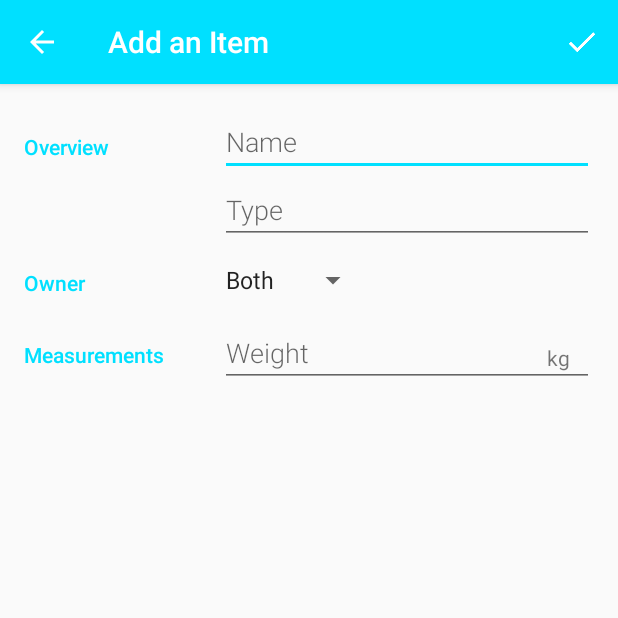
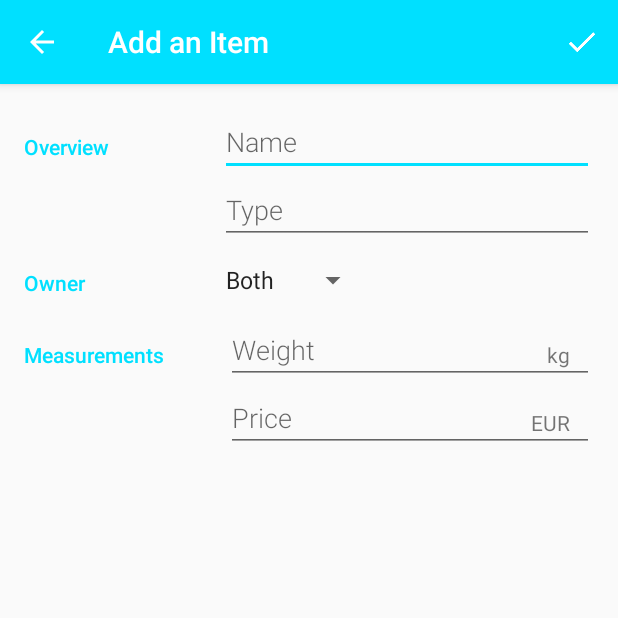
Before and after one commit to ottocruyt/Pernumerator, an Android app: the EditorActivity screen opened directly, with no data from a screen before it, on a phone screen of 412 x 824 dp, the top half of it. Run offline under Robolectric (Android 15) with nearby library versions, the light colour scheme and no system bars.

Commit message:
added Price field

```diff
--- a/Pernumerator/app/src/main/java/com/example/android/pets/CatalogActivity.java
+++ b/Pernumerator/app/src/main/java/com/example/android/pets/CatalogActivity.java
@@ -120,6 +120,7 @@ public class CatalogActivity extends AppCompatActivity implements
         values.put(ItemEntry.COLUMN_ITEM_TYPE, "Electronics");
         values.put(ItemEntry.COLUMN_ITEM_OWNER, ItemEntry.OWNER_OTTO);
         values.put(ItemEntry.COLUMN_ITEM_WEIGHT, 0.162);
+        values.put(ItemEntry.COLUMN_ITEM_PRICE, 10);
 
         // Insert a new row for Oneplus into the provider using the ContentResolver.
         // Use the {@link ItemEntry#CONTENT_URI} to indicate that we want to insert
--- a/Pernumerator/app/src/main/java/com/example/android/pets/data/ItemDbHelper.java
+++ b/Pernumerator/app/src/main/java/com/example/android/pets/data/ItemDbHelper.java
@@ -56,7 +56,8 @@ public class ItemDbHelper extends SQLiteOpenHelper {
                 + ItemEntry.COLUMN_ITEM_NAME + " TEXT NOT NULL, "
                 + ItemEntry.COLUMN_ITEM_TYPE + " TEXT, "
                 + ItemEntry.COLUMN_ITEM_OWNER + " INTEGER NOT NULL, "
-                + ItemEntry.COLUMN_ITEM_WEIGHT + " INTEGER NOT NULL DEFAULT 0);";
+                + ItemEntry.COLUMN_ITEM_WEIGHT + " INTEGER NOT NULL DEFAULT 0, "
+                + ItemEntry.COLUMN_ITEM_PRICE + " FLOAT NOT NULL DEFAULT 0);";
 
         // Execute the SQL statement
         db.execSQL(SQL_CREATE_ITEMS_TABLE);
--- a/Pernumerator/app/src/main/res/layout/activity_catalog.xml
+++ b/Pernumerator/app/src/main/res/layout/activity_catalog.xml
@@ -31,7 +31,8 @@
         android:layout_centerInParent="true">
 
         <ImageView
-            android:id="@+id/empty_shelter_image"
+            android:id="@+id/empty_box_image"
+            android:contentDescription="picture shown when no items in database"
             android:layout_width="wrap_content"
             android:layout_height="wrap_content"
             android:layout_centerHorizontal="true"
@@ -41,7 +42,7 @@
             android:id="@+id/empty_title_text"
             android:layout_width="wrap_content"
             android:layout_height="wrap_content"
-            android:layout_below="@+id/empty_shelter_image"
+            android:layout_below="@+id/empty_box_image"
             android:layout_centerHorizontal="true"
             android:fontFamily="sans-serif-medium"
             android:paddingTop="16dp"
--- a/Pernumerator/app/src/main/res/layout/activity_editor.xml
+++ b/Pernumerator/app/src/main/res/layout/activity_editor.xml
@@ -1,5 +1,4 @@
-<?xml version="1.0" encoding="utf-8"?>
-<!-- Copyright (C) 2016 The Android Open Source Project
+<?xml version="1.0" encoding="utf-8"?><!-- Copyright (C) 2016 The Android Open Source Project
      Licensed under the Apache License, Version 2.0 (the "License");
      you may not use this file except in compliance with the License.
      You may obtain a copy of the License at
@@ -9,10 +8,8 @@
      WITHOUT WARRANTIES OR CONDITIONS OF ANY KIND, either express or implied.
      See the License for the specific language governing permissions and
      limitations under the License.
--->
-<!-- Layout for the editor -->
-<LinearLayout
-    xmlns:android="http://schemas.android.com/apk/res/android"
+--><!-- Layout for the editor -->
+<LinearLayout xmlns:android="http://schemas.android.com/apk/res/android"
     xmlns:tools="http://schemas.android.com/tools"
     android:layout_width="match_parent"
     android:layout_height="match_parent"
@@ -28,30 +25,30 @@
 
         <!-- Label -->
         <TextView
-            android:text="@string/category_overview"
-            style="@style/CategoryStyle" />
+            style="@style/CategoryStyle"
+            android:text="@string/category_overview" />
 
         <!-- Input fields -->
         <LinearLayout
+            android:layout_width="0dp"
             android:layout_height="wrap_content"
-            android:layout_width="0dp"
             android:layout_weight="2"
-            android:paddingLeft="4dp"
-            android:orientation="vertical">
+            android:orientation="vertical"
+            android:paddingLeft="4dp">
 
             <!-- Name field -->
             <EditText
                 android:id="@+id/edit_item_name"
+                style="@style/EditorFieldStyle"
                 android:hint="@string/hint_item_name"
-                android:inputType="textCapWords"
-                style="@style/EditorFieldStyle" />
+                android:inputType="textCapWords" />
 
             <!-- Type field -->
             <EditText
                 android:id="@+id/edit_item_type"
+                style="@style/EditorFieldStyle"
                 android:hint="@string/hint_item_type"
-                android:inputType="textCapWords"
-                style="@style/EditorFieldStyle" />
+                android:inputType="textCapWords" />
         </LinearLayout>
     </LinearLayout>
 
@@ -64,23 +61,23 @@
 
         <!-- Label -->
         <TextView
-            android:text="@string/category_owner"
-            style="@style/CategoryStyle" />
+            style="@style/CategoryStyle"
+            android:text="@string/category_owner" />
 
         <!-- Input field -->
         <LinearLayout
+            android:layout_width="0dp"
             android:layout_height="wrap_content"
-            android:layout_width="0dp"
             android:layout_weight="2"
             android:orientation="vertical">
 
             <!-- Owner drop-down spinner -->
             <Spinner
                 android:id="@+id/spinner_owner"
+                android:layout_width="wrap_content"
                 android:layout_height="48dp"
-                android:layout_width="wrap_content"
                 android:paddingRight="16dp"
-                android:spinnerMode="dropdown"/>
+                android:spinnerMode="dropdown" />
         </LinearLayout>
     </LinearLayout>
 
@@ -93,28 +90,58 @@
 
         <!-- Label -->
         <TextView
-            android:text="@string/category_measurement"
-            style="@style/CategoryStyle" />
+            style="@style/CategoryStyle"
+            android:text="@string/category_measurement" />
 
-        <!-- Input fields -->
+        <!-- Input fields weight-->
+        <LinearLayout
+            android:id="@+id/container_measurement_input_fields"
+            android:layout_width="0dp"
+            android:layout_height="wrap_content"
+            android:layout_weight="2"
+            android:orientation="vertical"
+            android:paddingLeft="4dp">
+
             <RelativeLayout
+                android:layout_width="match_parent"
                 android:layout_height="wrap_content"
-            android:layout_width="0dp"
                 android:layout_weight="2"
                 android:paddingLeft="4dp">
 
                 <!-- Weight field -->
                 <EditText
                     android:id="@+id/edit_item_weight"
+                    style="@style/EditorFieldStyle"
                     android:hint="@string/hint_item_weight"
-                android:inputType="number"
-                style="@style/EditorFieldStyle" />
+                    android:inputType="number" />
 
                 <!-- Units for weight (kg) -->
                 <TextView
                     android:id="@+id/label_weight_units"
-                android:text="@string/unit_item_weight"
-                style="@style/EditorUnitsStyle"/>
+                    style="@style/EditorUnitsStyle"
+                    android:text="@string/unit_item_weight" />
+            </RelativeLayout>
+
+            <!-- Input fields price -->
+            <RelativeLayout
+                android:layout_width="match_parent"
+                android:layout_height="wrap_content"
+                android:layout_weight="2"
+                android:paddingLeft="4dp">
+
+                <!-- Price field -->
+                <EditText
+                    android:id="@+id/edit_item_price"
+                    style="@style/EditorFieldStyle"
+                    android:hint="@string/hint_item_price"
+                    android:inputType="numberDecimal" />
+
+                <!-- Units for price (EUR) -->
+                <TextView
+                    android:id="@+id/label_price_units"
+                    style="@style/EditorUnitsStyle"
+                    android:text="@string/unit_item_price" />
             </RelativeLayout>
         </LinearLayout>
     </LinearLayout>
+</LinearLayout>
--- a/Pernumerator/app/src/main/res/values/strings.xml
+++ b/Pernumerator/app/src/main/res/values/strings.xml
@@ -95,6 +95,13 @@
     <!-- Units for weight of the item (kilograms) [CHAR LIMIT=5] -->
     <string name="unit_item_weight">kg</string>
 
+    <!-- Text hint for name field in the editor [CHAR LIMIT=30] -->
+    <string name="hint_item_price">Price</string>
+
+    <!-- Units for weight of the item (kilograms) [CHAR LIMIT=5] -->
+    <string name="unit_item_price">EUR</string>
+
+
     <!-- Label for dropdown menu option if the Item's owner is Other [CHAR LIMIT=20] -->
     <string name="owner_other">Other</string>
 
```
Also changed, not shown: Pernumerator/app/src/main/java/com/example/android/pets/EditorActivity.java (+24 -7 lines), Pernumerator/app/src/main/java/com/example/android/pets/data/ItemContract.java (+7 -4 lines), Pernumerator/app/src/main/java/com/example/android/pets/data/ItemProvider.java (+19 -3 lines), 30 other files. Lines whose indentation alone changed are shown as unchanged.
